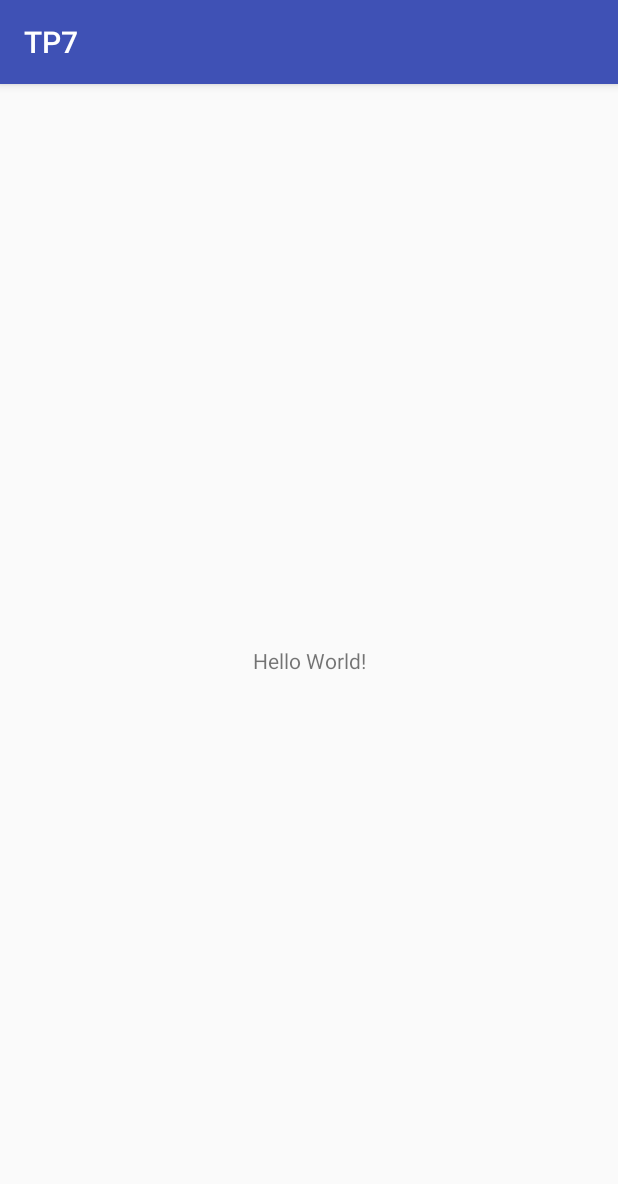
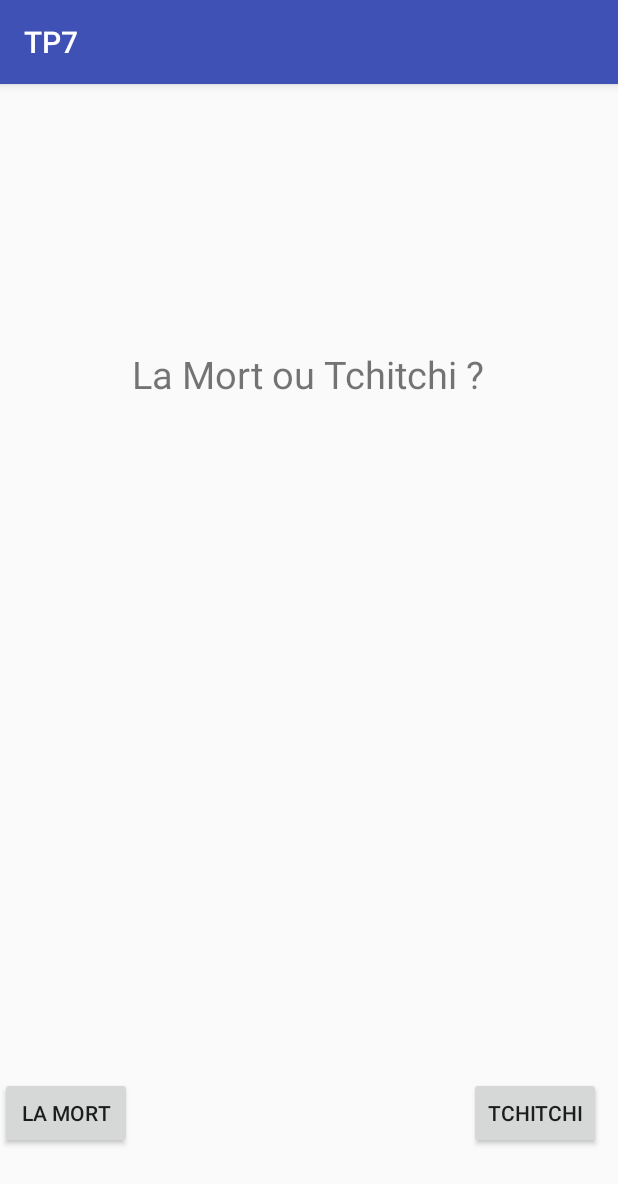
Before and after one commit to lenteurman/TP7, an Android app: the screen it shows after launch (MainActivity), on a phone screen of 412 x 824 dp. Shown: the top 1184 px of the screen. Run offline under Robolectric (Android 15) with nearby library versions, the phone set to English and light mode, and no system bars.

```diff
--- a/app/src/main/AndroidManifest.xml
+++ b/app/src/main/AndroidManifest.xml
@@ -16,6 +16,7 @@
                 <category android:name="android.intent.category.LAUNCHER" />
             </intent-filter>
         </activity>
+        <activity android:name=".Activity2"></activity>
     </application>
 
 </manifest>
--- a/app/src/main/res/layout/activity_main.xml
+++ b/app/src/main/res/layout/activity_main.xml
@@ -1,5 +1,5 @@
 <?xml version="1.0" encoding="utf-8"?>
-<android.support.constraint.ConstraintLayout xmlns:android="http://schemas.android.com/apk/res/android"
+<RelativeLayout xmlns:android="http://schemas.android.com/apk/res/android"
     xmlns:app="http://schemas.android.com/apk/res-auto"
     xmlns:tools="http://schemas.android.com/tools"
     android:layout_width="match_parent"
@@ -9,10 +9,41 @@
     <TextView
         android:layout_width="wrap_content"
         android:layout_height="wrap_content"
-        android:text="Hello World!"
+        android:text="@string/la_mort_ou_tchitchi"
+        android:textSize="25sp"
         app:layout_constraintBottom_toBottomOf="parent"
         app:layout_constraintLeft_toLeftOf="parent"
         app:layout_constraintRight_toRightOf="parent"
-        app:layout_constraintTop_toTopOf="parent" />
+        app:layout_constraintTop_toTopOf="parent"
+        android:id="@+id/textView"
+        android:layout_marginTop="176dp"
+        android:layout_alignParentTop="true"
+        android:layout_toRightOf="@+id/button"
+        android:layout_toEndOf="@+id/button" />
 
-</android.support.constraint.ConstraintLayout>
+    <Button
+        android:id="@+id/button2"
+        android:layout_width="wrap_content"
+        android:layout_height="wrap_content"
+        android:layout_weight="1"
+        android:text="@string/tchitchi"
+        android:layout_marginRight="11dp"
+        android:layout_marginEnd="11dp"
+        android:layout_alignBaseline="@+id/button"
+        android:layout_alignBottom="@+id/button"
+        android:layout_alignParentRight="true"
+        android:layout_alignParentEnd="true" />
+
+    <Button
+        android:id="@+id/button"
+        android:layout_width="wrap_content"
+        android:layout_height="wrap_content"
+        android:layout_weight="1"
+        android:text="@string/la_mort"
+        android:layout_marginBottom="58dp"
+        android:onClick="boutonG"
+        android:layout_alignParentBottom="true"
+        android:layout_alignParentLeft="true"
+        android:layout_alignParentStart="true" />
+
+</RelativeLayout>
--- a/app/src/main/res/values/strings.xml
+++ b/app/src/main/res/values/strings.xml
@@ -1,3 +1,7 @@
 <resources>
     <string name="app_name">TP7</string>
+    <string name="ok">OK !</string>
+    <string name="tchitchi">Tchitchi</string>
+    <string name="la_mort">La Mort</string>
+    <string name="la_mort_ou_tchitchi">La Mort ou Tchitchi ?</string>
 </resources>
```
Also changed, not shown: app/src/main/java/com/example/admin/tp7/Activity2.java (added, +13 -0 lines), app/src/main/java/com/example/admin/tp7/MainActivity.java (+24 -0 lines), app/src/main/res/layout/activity_2.xml (added, +19 -0 lines).
